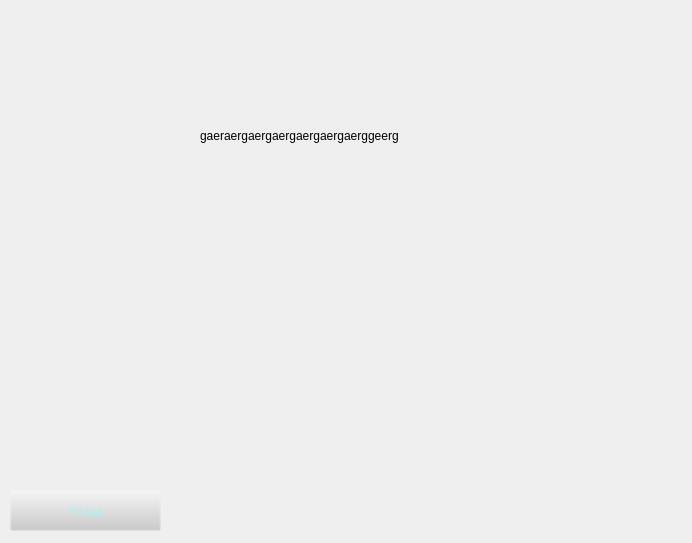
Moonsoon2020/Game, file Authos.ui: the form before one commit.
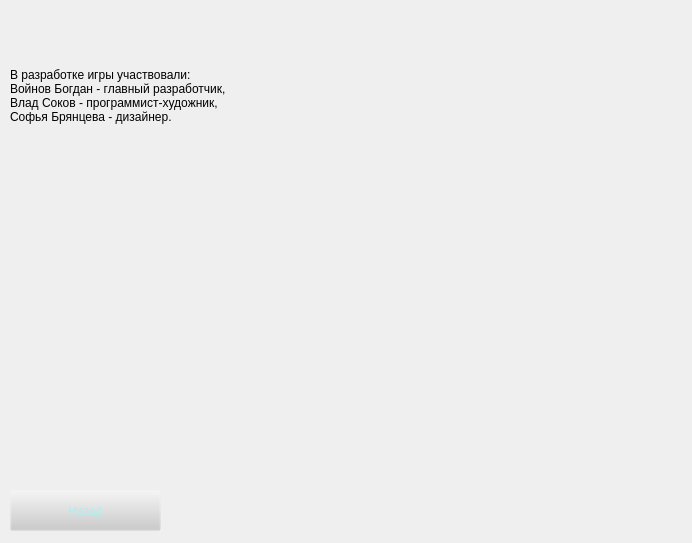
The form after the commit.

Diff of the .ui file:
```diff
--- a/Authos.ui
+++ b/Authos.ui
@@ -33,14 +33,20 @@
   <widget class="QLabel" name="label">
    <property name="geometry">
     <rect>
-     <x>200</x>
-     <y>20</y>
-     <width>301</width>
-     <height>231</height>
+     <x>10</x>
+     <y>0</y>
+     <width>651</width>
+     <height>191</height>
     </rect>
    </property>
+   <property name="styleSheet">
+    <string notr="true">font: 15pt &quot;Berlin Sans FB&quot;; color: rgb(175,238,238);\nbackground-color: rgb(204, 204, 204, 0);</string>
+   </property>
    <property name="text">
-    <string>gaeraergaergaergaergaergaerggeerg</string>
+    <string>В разработке игры участвовали:
+Войнов Богдан - главный разработчик,
+Влад Соков - программист-художник,
+Софья Брянцева - дизайнер.</string>
    </property>
   </widget>
  </widget>
```
